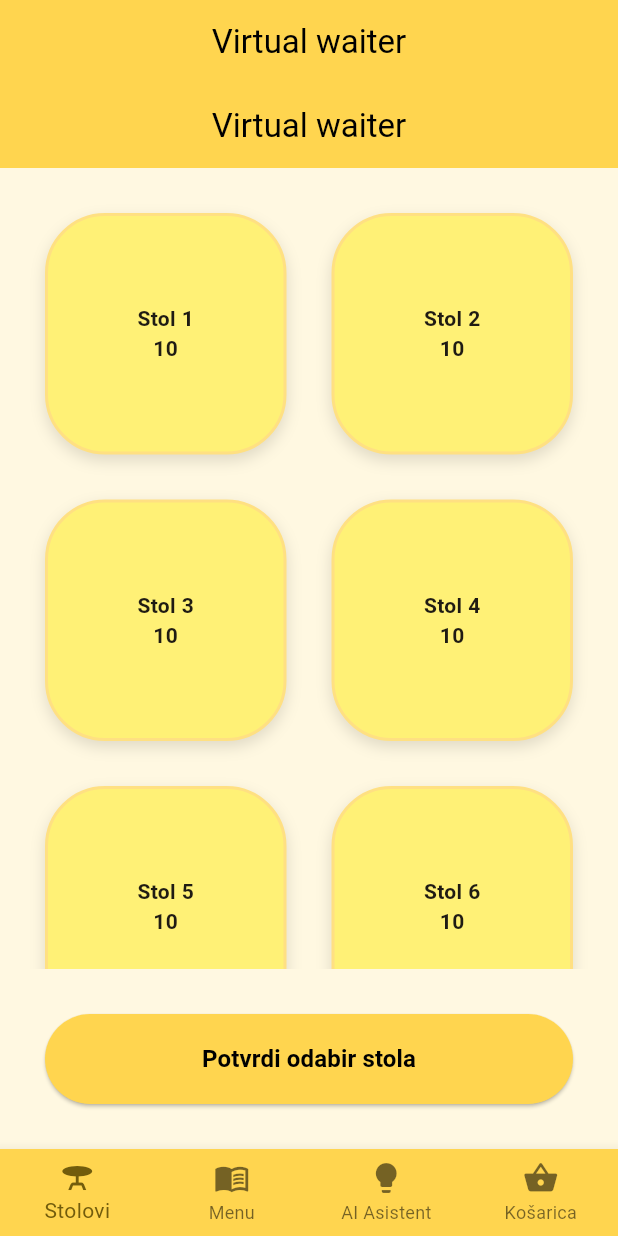
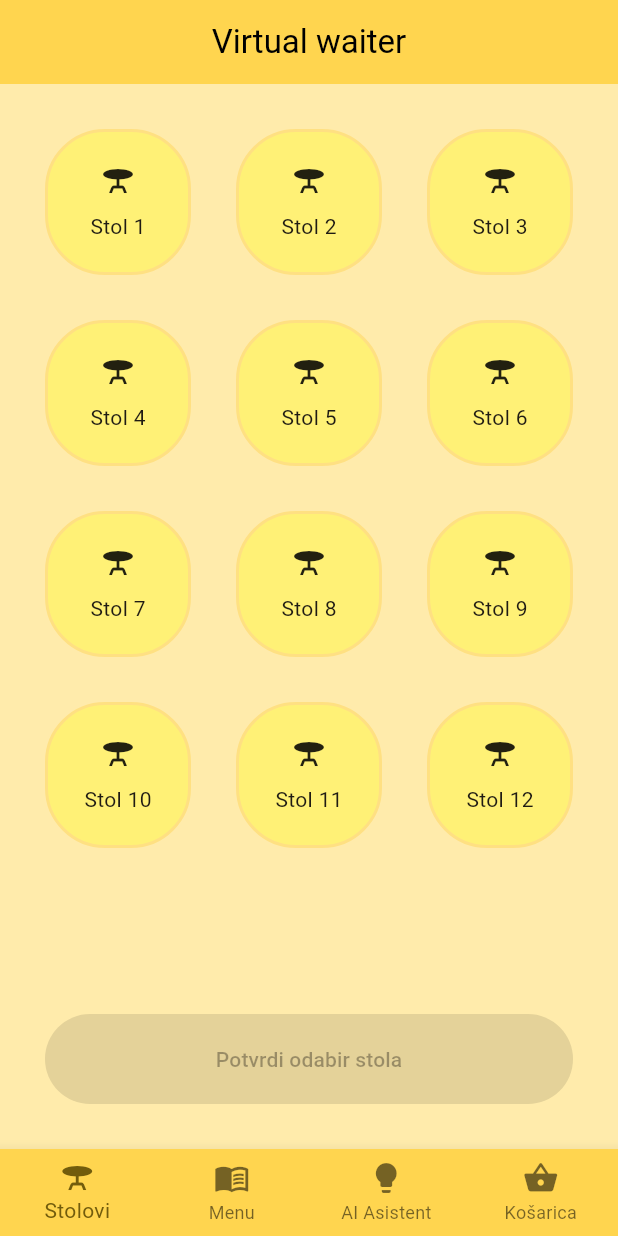
Before and after one commit to LeonardoBuncec/zavrsnirad, a Flutter app: the screen it shows after launch, on a phone screen of 412 x 824 dp. Run offline on Flutter 3.47's test engine with Material 3 defaults, Android fonts, the phone set to English and light mode, and no system bars.

Commit message:
Refactor navigation and fix table selection state

```diff
--- a/lib/core/constants/app_colors.dart
+++ b/lib/core/constants/app_colors.dart
@@ -2,8 +2,10 @@ import 'package:flutter/material.dart';
 
 class AppColors {
   static const primary = Color(0xFFFFD54F);
-  static const background = Color(0xFFFFF8E1);
+  static const background = Color.fromARGB(255, 255, 235, 171);
   static const card = Color(0xFFFFF176);
   static const border = Color(0xFFFFE082);
   static const shadow = Colors.black12;
+  static const selectedCard = Color.fromARGB(255, 255, 223, 116);
+  static const text = Color.fromARGB(255, 0, 0, 0);
 }
--- a/lib/core/constants/app_strings.dart
+++ b/lib/core/constants/app_strings.dart
@@ -2,4 +2,8 @@ class AppStrings {
   static const title = 'Virtual waiter';
   static const table = 'Stol';
   static const confirmTable = 'Potvrdi odabir stola';
+  static const tablePage = 'Stolovi';
+  static const menuPage = 'Menu';
+  static const aiAssistantPage = 'AI Asistent';
+  static const cartPage = 'Košarica';
 }
--- a/lib/feature/home/home_controller.dart
+++ b/lib/feature/home/home_controller.dart
@@ -1,15 +1,9 @@
 import '../../models/table_model.dart';
 import '../../core/constants/app_constants.dart';
 
-
 class HomeController {
-  final List<TableModel> tables =
-      List.generate(AppConstants.tableCount, (i) => TableModel(id: i));
-
-  void decrementCounter(int index) {
-    final table = tables[index];
-
-    table.counter =
-        table.counter == 0 ? 10 : table.counter - 1;
-  }
+  final List<TableModel> tables = List.generate(
+    AppConstants.tableCount,
+    (index) => TableModel(counter: 10),
+  );
 }
--- a/lib/feature/home/home_screen.dart
+++ b/lib/feature/home/home_screen.dart
@@ -1,13 +1,22 @@
 import 'package:flutter/material.dart';
+import 'package:zavrsni1/core/constants/app_dimensions.dart';
+import 'package:zavrsni1/core/constants/app_strings.dart';
 import '../../widgets/table_card.dart';
-import '../../core/constants/app_colors.dart';
-import '../../core/constants/app_dimensions.dart';
-import '../../core/constants/app_strings.dart';
 import 'home_controller.dart';
 
 class MyHomePage extends StatefulWidget {
-  const MyHomePage({super.key, required this.title});
   final String title;
+  final int? selectedTable;
+  final Function(int) onTableSelected;
+  final VoidCallback onConfirm;
+
+  const MyHomePage({
+    super.key,
+    required this.title,
+    required this.selectedTable,
+    required this.onTableSelected,
+    required this.onConfirm,
+  });
 
   @override
   State<MyHomePage> createState() => _MyHomePageState();
@@ -16,42 +25,26 @@ class MyHomePage extends StatefulWidget {
 class _MyHomePageState extends State<MyHomePage> {
   final controller = HomeController();
 
-  void _update(int index) {
-    setState(() {
-      controller.decrementCounter(index);
-    });
-  }
-
-  void _confirm() {
-    print("Stol potvrđen");
-  }
-
   @override
   Widget build(BuildContext context) {
     return Scaffold(
-      appBar: AppBar(
-        title: const Text(AppStrings.title),
-      ),
-
+      appBar: AppBar(title: const Text(AppStrings.title)),
       body: Column(
         children: [
           Expanded(
             child: GridView.builder(
               padding: const EdgeInsets.all(AppDimensions.spacing),
-              gridDelegate:
-                  const SliverGridDelegateWithFixedCrossAxisCount(
-                crossAxisCount: 2,
+              gridDelegate: const SliverGridDelegateWithFixedCrossAxisCount(
+                crossAxisCount: 3,
                 crossAxisSpacing: AppDimensions.spacing,
                 mainAxisSpacing: AppDimensions.spacing,
               ),
               itemCount: controller.tables.length,
               itemBuilder: (context, index) {
-                final table = controller.tables[index];
-
                 return TableCard(
                   index: index,
-                  counter: table.counter,
-                  onTap: () => _update(index),
+                  isSelected: widget.selectedTable == index,
+                  onTap: () => widget.onTableSelected(index),
                 );
               },
             ),
@@ -63,23 +56,10 @@ class _MyHomePageState extends State<MyHomePage> {
               width: double.infinity,
               height: AppDimensions.buttonHeight,
               child: ElevatedButton(
-                onPressed: _confirm,
-                style: ElevatedButton.styleFrom(
-                  backgroundColor: AppColors.primary,
-                  shape: RoundedRectangleBorder(
-                    borderRadius: BorderRadius.circular(
-                      AppDimensions.radius,
-                    ),
-                  ),
-                ),
-                child: const Text(
-                  AppStrings.confirmTable,
-                  style: TextStyle(
-                    color: Colors.black,
-                    fontWeight: FontWeight.bold,
-                    fontSize: 16,
-                  ),
-                ),
+                onPressed: widget.selectedTable == null
+                    ? null
+                    : widget.onConfirm,
+                child: const Text(AppStrings.confirmTable),
               ),
             ),
           ),
--- a/lib/feature/navigation/app_shell.dart
+++ b/lib/feature/navigation/app_shell.dart
@@ -1,14 +1,11 @@
 import 'package:flutter/material.dart';
 import 'package:zavrsni1/core/constants/app_colors.dart';
+import 'package:zavrsni1/core/constants/app_strings.dart';
+
 import '../home/home_screen.dart';
-import '../../core/constants/app_strings.dart';
 
 class AppShell extends StatefulWidget {
   const AppShell({super.key});
-
-  // ignore: library_private_types_in_public_api
-  static _AppShellState? of(BuildContext context) =>
-      context.findAncestorStateOfType<_AppShellState>();
 
   @override
   State<AppShell> createState() => _AppShellState();
@@ -16,37 +13,46 @@ class AppShell extends StatefulWidget {
 
 class _AppShellState extends State<AppShell> {
   int _index = 0;
+  int? _selectedTable;
 
-  void setIndex(int value) {
+  void _setIndex(int value) {
     setState(() {
       _index = value;
     });
   }
 
-  List<Widget> get pages => [
-    const MyHomePage(title: "Stolovi"),
-    const Center(child: Text("Menu")),
-    const Center(child: Text("AI Asistent")),
-    const Center(child: Text("Košarica")),
-  ];
+  void _setSelectedTable(int index) {
+    setState(() {
+      _selectedTable = index;
+    });
+  }
 
-  void _onTap(int value) {
+  void _confirmTable() {
     setState(() {
-      _index = value;
+      _index = 1; // MENU tab
     });
   }
 
   @override
   Widget build(BuildContext context) {
+    final pages = [
+      MyHomePage(
+        title: AppStrings.tablePage,
+        selectedTable: _selectedTable,
+        onTableSelected: _setSelectedTable,
+        onConfirm: _confirmTable,
+      ),
+      const Center(child: Text(AppStrings.menuPage)),
+      const Center(child: Text(AppStrings.aiAssistantPage)),
+      const Center(child: Text(AppStrings.cartPage)),
+    ];
+
     return Scaffold(
-      appBar: AppBar(title: const Text(AppStrings.title)),
-
       body: pages[_index],
-
       bottomNavigationBar: BottomNavigationBar(
         type: BottomNavigationBarType.fixed,
         currentIndex: _index,
-        onTap: _onTap,
+        onTap: _setIndex,
         backgroundColor: AppColors.primary,
         items: const [
           BottomNavigationBarItem(
--- a/lib/models/table_model.dart
+++ b/lib/models/table_model.dart
@@ -1,9 +1,5 @@
 class TableModel {
-  final int id;
   int counter;
 
-  TableModel({
-    required this.id,
-    this.counter = 10,
-  });
+  TableModel({required this.counter});
 }
--- a/lib/widgets/table_card.dart
+++ b/lib/widgets/table_card.dart
@@ -4,14 +4,14 @@ import '../core/constants/app_dimensions.dart';
 
 class TableCard extends StatelessWidget {
   final int index;
-  final int counter;
   final VoidCallback onTap;
+  final bool isSelected;
 
   const TableCard({
     super.key,
     required this.index,
-    required this.counter,
     required this.onTap,
+    this.isSelected = false,
   });
 
   @override
@@ -20,35 +20,20 @@ class TableCard extends StatelessWidget {
       color: Colors.transparent,
       child: InkWell(
         onTap: onTap,
-        borderRadius:
-            BorderRadius.circular(AppDimensions.radius),
+        borderRadius: BorderRadius.circular(AppDimensions.radius),
         child: Container(
-          width: AppDimensions.cardSize,
-          height: AppDimensions.cardSize,
           decoration: BoxDecoration(
-            color: AppColors.card,
-            borderRadius:
-                BorderRadius.circular(AppDimensions.radius),
-            border: Border.all(
-              color: AppColors.border,
-              width: 2,
-            ),
-            boxShadow: const [
-              BoxShadow(
-                color: AppColors.shadow,
-                blurRadius: 8,
-                offset: Offset(0, 4),
-              ),
+            color: isSelected ? AppColors.selectedCard : AppColors.card,
+            borderRadius: BorderRadius.circular(AppDimensions.radius),
+            border: Border.all(color: AppColors.border, width: 2),
+          ),
+          child: Column(
+            mainAxisAlignment: MainAxisAlignment.center,
+            children: [
+              const Icon(Icons.table_bar),
+              const SizedBox(height: 8),
+              Text('Stol ${index + 1}'),
             ],
-          ),
-          child: Center(
-            child: Text(
-              'Stol ${index + 1}\n$counter',
-              textAlign: TextAlign.center,
-              style: const TextStyle(
-                fontWeight: FontWeight.bold,
-              ),
-            ),
           ),
         ),
       ),
```
Also changed, not shown: lib/core/constants/app_constants.dart (line endings or trailing spaces), lib/core/theme/app_theme.dart (line endings or trailing spaces).
